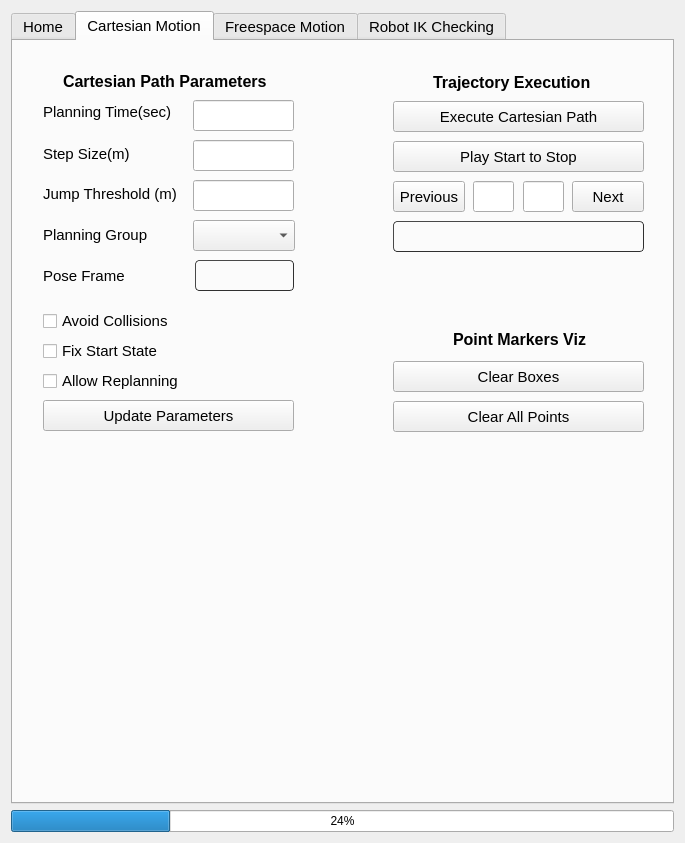
Old version of the form moveit_cartesian_plan_plugin/src/widgets/path_planning_widget.ui in the repository peanut-robotics/fermi.
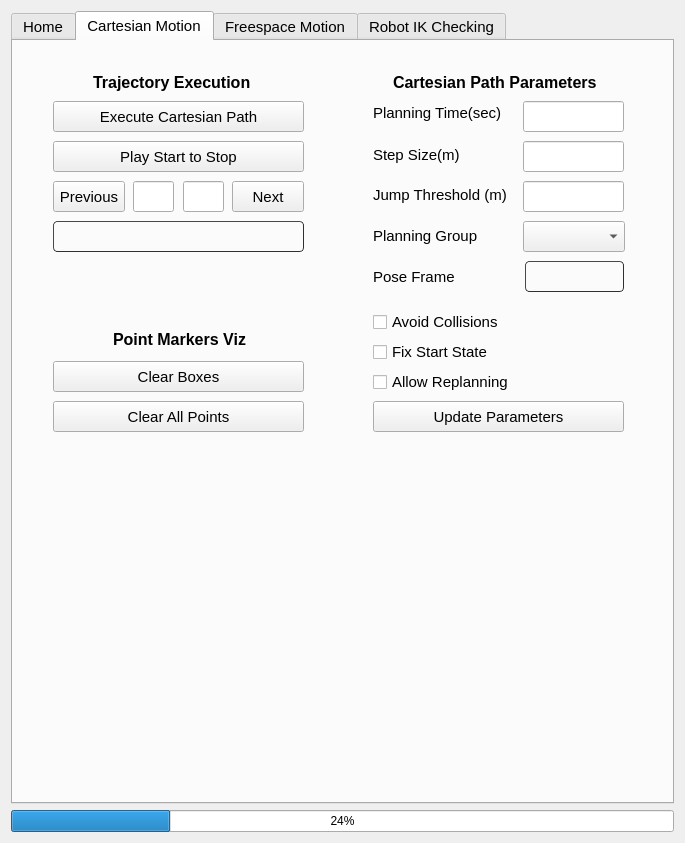
New version of the form. The open tabs and pages were chosen to show the change.

Commit message: UI Update - Center data

What changed in the file:
```diff
--- a/moveit_cartesian_plan_plugin/src/widgets/path_planning_widget.ui
+++ b/moveit_cartesian_plan_plugin/src/widgets/path_planning_widget.ui
@@ -440,7 +440,7 @@
       <widget class="QPushButton" name="targetPoint">
        <property name="geometry">
         <rect>
-         <x>380</x>
+         <x>40</x>
          <y>60</y>
          <width>251</width>
          <height>31</height>
@@ -453,8 +453,8 @@
       <widget class="QLabel" name="label_4">
        <property name="geometry">
         <rect>
-         <x>30</x>
-         <y>55</y>
+         <x>360</x>
+         <y>56</y>
          <width>151</width>
          <height>31</height>
         </rect>
@@ -473,8 +473,8 @@
       <widget class="QLineEdit" name="lnEdit_PlanTime">
        <property name="geometry">
         <rect>
-         <x>180</x>
-         <y>59</y>
+         <x>510</x>
+         <y>60</y>
          <width>101</width>
          <height>31</height>
         </rect>
@@ -483,8 +483,8 @@
       <widget class="QCheckBox" name="chk_AllowReplanning">
        <property name="geometry">
         <rect>
-         <x>30</x>
-         <y>329</y>
+         <x>360</x>
+         <y>330</y>
          <width>151</width>
          <height>22</height>
         </rect>
@@ -501,7 +501,7 @@
       <widget class="QLabel" name="lbl_cartPathCompleted">
        <property name="geometry">
         <rect>
-         <x>380</x>
+         <x>40</x>
          <y>180</y>
          <width>251</width>
          <height>31</height>
@@ -528,7 +528,7 @@
       <widget class="QPushButton" name="btn_ClearAllBoxes">
        <property name="geometry">
         <rect>
-         <x>380</x>
+         <x>40</x>
          <y>320</y>
          <width>251</width>
          <height>31</height>
@@ -541,7 +541,7 @@
       <widget class="QPushButton" name="playSubset_btn">
        <property name="geometry">
         <rect>
-         <x>380</x>
+         <x>40</x>
          <y>100</y>
          <width>251</width>
          <height>31</height>
@@ -554,7 +554,7 @@
       <widget class="QPushButton" name="prev_btn">
        <property name="geometry">
         <rect>
-         <x>380</x>
+         <x>40</x>
          <y>140</y>
          <width>72</width>
          <height>31</height>
@@ -567,7 +567,7 @@
       <widget class="QPushButton" name="next_btn">
        <property name="geometry">
         <rect>
-         <x>559</x>
+         <x>219</x>
          <y>140</y>
          <width>72</width>
          <height>31</height>
@@ -580,7 +580,7 @@
       <widget class="QLineEdit" name="start_idx">
        <property name="geometry">
         <rect>
-         <x>460</x>
+         <x>120</x>
          <y>140</y>
          <width>41</width>
          <height>31</height>
@@ -593,7 +593,7 @@
       <widget class="QLineEdit" name="stop_idx">
        <property name="geometry">
         <rect>
-         <x>510</x>
+         <x>170</x>
          <y>140</y>
          <width>41</width>
          <height>31</height>
@@ -606,7 +606,7 @@
       <widget class="QLabel" name="label_5">
        <property name="geometry">
         <rect>
-         <x>420</x>
+         <x>80</x>
          <y>31</y>
          <width>161</width>
          <height>20</height>
@@ -626,7 +626,7 @@
       <widget class="QPushButton" name="btn_ClearAllPoints">
        <property name="geometry">
         <rect>
-         <x>380</x>
+         <x>40</x>
          <y>360</y>
          <width>251</width>
          <height>31</height>
@@ -639,8 +639,8 @@
       <widget class="QCheckBox" name="chk_FixStartState">
        <property name="geometry">
         <rect>
-         <x>30</x>
-         <y>299</y>
+         <x>360</x>
+         <y>300</y>
          <width>131</width>
          <height>22</height>
         </rect>
@@ -657,8 +657,8 @@
       <widget class="QPushButton" name="step_size_btn">
        <property name="geometry">
         <rect>
-         <x>30</x>
-         <y>359</y>
+         <x>360</x>
+         <y>360</y>
          <width>251</width>
          <height>31</height>
         </rect>
@@ -675,8 +675,8 @@
       <widget class="QLineEdit" name="lnEdit_StepSize">
        <property name="geometry">
         <rect>
-         <x>180</x>
-         <y>99</y>
+         <x>510</x>
+         <y>100</y>
          <width>101</width>
          <height>31</height>
         </rect>
@@ -688,8 +688,8 @@
       <widget class="QLabel" name="label_frame_name">
        <property name="geometry">
         <rect>
-         <x>30</x>
-         <y>224</y>
+         <x>360</x>
+         <y>225</y>
          <width>101</width>
          <height>21</height>
         </rect>
@@ -706,8 +706,8 @@
       <widget class="QLineEdit" name="lnEdit_JmpThresh">
        <property name="geometry">
         <rect>
-         <x>180</x>
-         <y>139</y>
+         <x>510</x>
+         <y>140</y>
          <width>101</width>
          <height>31</height>
         </rect>
@@ -722,8 +722,8 @@
       <widget class="QLabel" name="robot_model_frame">
        <property name="geometry">
         <rect>
-         <x>182</x>
-         <y>219</y>
+         <x>512</x>
+         <y>220</y>
          <width>99</width>
          <height>31</height>
         </rect>
@@ -738,8 +738,8 @@
       <widget class="QCheckBox" name="chk_AvoidColl">
        <property name="geometry">
         <rect>
-         <x>30</x>
-         <y>269</y>
+         <x>360</x>
+         <y>270</y>
          <width>141</width>
          <height>22</height>
         </rect>
@@ -756,8 +756,8 @@
       <widget class="QLabel" name="label_6">
        <property name="geometry">
         <rect>
-         <x>30</x>
-         <y>142</y>
+         <x>360</x>
+         <y>143</y>
          <width>151</width>
          <height>21</height>
         </rect>
@@ -774,8 +774,8 @@
       <widget class="QLabel" name="label_8">
        <property name="geometry">
         <rect>
-         <x>50</x>
-         <y>30</y>
+         <x>380</x>
+         <y>31</y>
          <width>211</width>
          <height>20</height>
         </rect>
@@ -794,8 +794,8 @@
       <widget class="QComboBox" name="combo_planGroup">
        <property name="geometry">
         <rect>
-         <x>180</x>
-         <y>179</y>
+         <x>510</x>
+         <y>180</y>
          <width>102</width>
          <height>31</height>
         </rect>
@@ -804,8 +804,8 @@
       <widget class="QLabel" name="label_9">
        <property name="geometry">
         <rect>
-         <x>30</x>
-         <y>183</y>
+         <x>360</x>
+         <y>184</y>
          <width>111</width>
          <height>21</height>
         </rect>
@@ -823,8 +823,8 @@
       <widget class="QLabel" name="label_23">
        <property name="geometry">
         <rect>
-         <x>30</x>
-         <y>104</y>
+         <x>360</x>
+         <y>105</y>
          <width>101</width>
          <height>17</height>
         </rect>
@@ -836,7 +836,7 @@
       <widget class="QLabel" name="label_7">
        <property name="geometry">
         <rect>
-         <x>440</x>
+         <x>100</x>
          <y>290</y>
          <width>151</width>
          <height>17</height>
```
Left out of the diff: 98 changed lines with no effect on the pictures.
